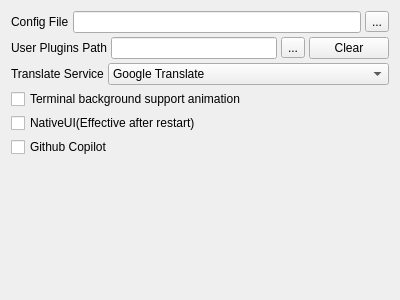
Above: src/globaloptions/globaloptionsadvancedwidget.ui from QQxiaoming/quardCRT before the change. Below: the same form after it.
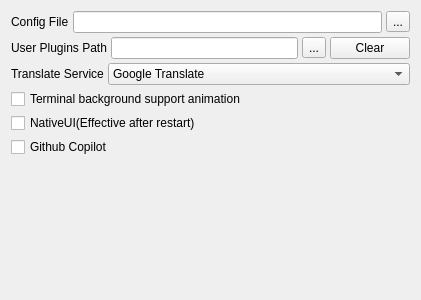
That is the form after the change.

The edit to the form file:
```diff
--- a/src/globaloptions/globaloptionsadvancedwidget.ui
+++ b/src/globaloptions/globaloptionsadvancedwidget.ui
@@ -6,7 +6,7 @@
    <rect>
     <x>0</x>
     <y>0</y>
-    <width>400</width>
+    <width>421</width>
     <height>300</height>
    </rect>
   </property>
```
Left out of the diff: 30 changed lines with no effect on the pictures.
